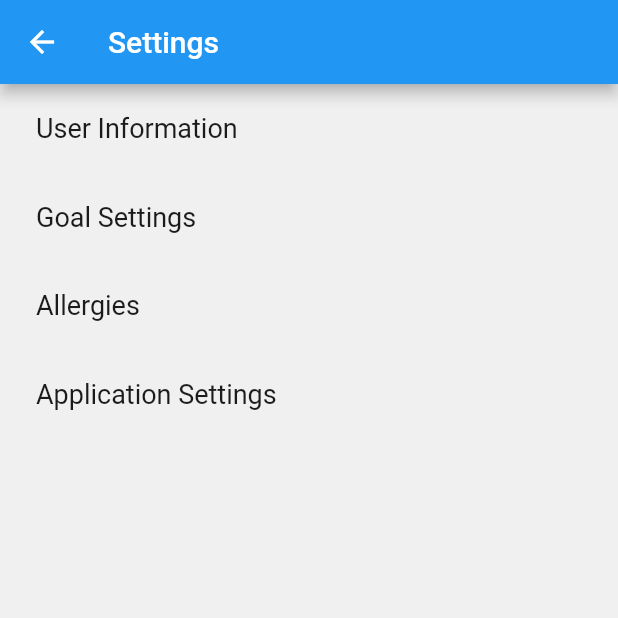
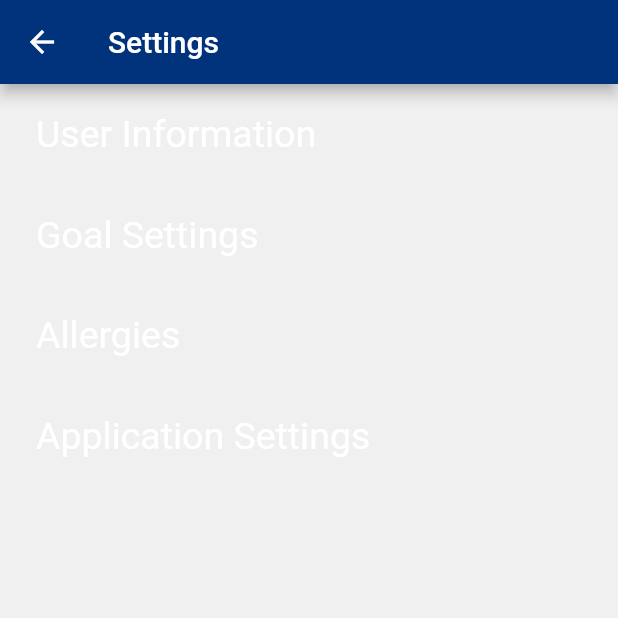
Before and after one commit to LowerCaseL084/CaloriesTrackerFlutter, a Flutter app: the screen it shows after launch, after a tap on the "add" icon, on a phone screen of 412 x 824 dp, the top half of it. Run offline on Flutter 3.47's test engine with Material 2 defaults, Android fonts, the phone set to English and light mode, and no system bars; drawn by our look-alikes of settings_ui.

Commit message:
UI changes

```diff
--- a/lib/main.dart
+++ b/lib/main.dart
@@ -14,16 +14,7 @@ class CaloriesApp extends StatelessWidget {
     return MaterialApp(
       title: 'Calorie Tracker',
       theme: ThemeData(
-        // This is the theme of your application.
-        //
-        // Try running your application with "flutter run". You'll see the
-        // application has a blue toolbar. Then, without quitting the app, try
-        // changing the primarySwatch below to Colors.green and then invoke
-        // "hot reload" (press "r" in the console where you ran "flutter run",
-        // or simply save your changes to "hot reload" in a Flutter IDE).
-        // Notice that the counter didn't reset back to zero; the application
-        // is not restarted.
-        primarySwatch: Colors.blue,
+        primaryColor: Color(0xFF070A52),
       ),
       home: const CaloriesHomePage(title: 'Home Page'),
       initialRoute: '/',
@@ -38,15 +29,6 @@ class CaloriesApp extends StatelessWidget {
 class CaloriesHomePage extends StatefulWidget {
   const CaloriesHomePage({super.key, required this.title});
 
-  // This widget is the home page of your application. It is stateful, meaning
-  // that it has a State object (defined below) that contains fields that affect
-  // how it looks.
-
-  // This class is the configuration for the state. It holds the values (in this
-  // case the title) provided by the parent (in this case the App widget) and
-  // used by the build method of the State. Fields in a Widget subclass are
-  // always marked "final".
-
   final String title;
 
   @override
@@ -58,8 +40,10 @@ class _CaloriesHomePageState extends State<CaloriesHomePage> {
   @override
   Widget build(BuildContext context) {
     return Scaffold(
+      backgroundColor: const Color(0xFF070A52),
       appBar: AppBar(
         title: Text(widget.title),
+        backgroundColor: const Color(0xFF00337C),
       ),
       body: Center(
         child: Column(
@@ -67,6 +51,10 @@ class _CaloriesHomePageState extends State<CaloriesHomePage> {
           children: const <Widget>[
             Text(
               'Today\'s Goal:',
+              style: TextStyle(
+                fontSize: 25.0,
+                color: Color(0xFFFFFFFF),
+              ),
             ),
           ],
         ),
--- a/lib/settings.dart
+++ b/lib/settings.dart
@@ -8,27 +8,53 @@ class CaloriesSettingsPage extends StatelessWidget {
   @override
   Widget build(BuildContext context) {
     return Scaffold(
+      backgroundColor: const Color(0xFF070A52),
       appBar: AppBar(
         title: Text(title),
+        backgroundColor: const Color(0xFF00337C),
       ),
       body: SettingsList(
         sections: [
           SettingsSection(
             tiles: [
               SettingsTile(
-                title: const Text('User Information'),
+                title: const Text(
+                  'User Information',
+                  style: TextStyle(
+                  fontSize: 25.0,
+                  color: Color(0xFFFFFFFF),
+                  )
+                ),
                 onPressed: (context) => {Navigator.pushNamed(context, '/settings/user_settings')},
               ),
               SettingsTile(
-                title: const Text('Goal Settings'),
+                title: const Text(
+                  'Goal Settings',
+                  style: TextStyle(
+                  fontSize: 25.0,
+                  color: Color(0xFFFFFFFF),
+                  )
+                ),
                 onPressed: (context) => {},
               ),
               SettingsTile(
-                title: const Text('Allergies'),
+                title: const Text(
+                  'Allergies',
+                  style: TextStyle(
+                  fontSize: 25.0,
+                  color: Color(0xFFFFFFFF),
+                  )
+                ),
                 onPressed: (context) => {},
               ),
               SettingsTile(
-                title: const Text('Application Settings'),
+                title: const Text(
+                  'Application Settings',
+                  style: TextStyle(
+                  fontSize: 25.0,
+                  color: Color(0xFFFFFFFF),
+                  )
+                ),
                 onPressed: (context) => {},
               ),
             ],
```
Also changed, not shown: lib/goalSetting.dart (added, +64 -0 lines).
